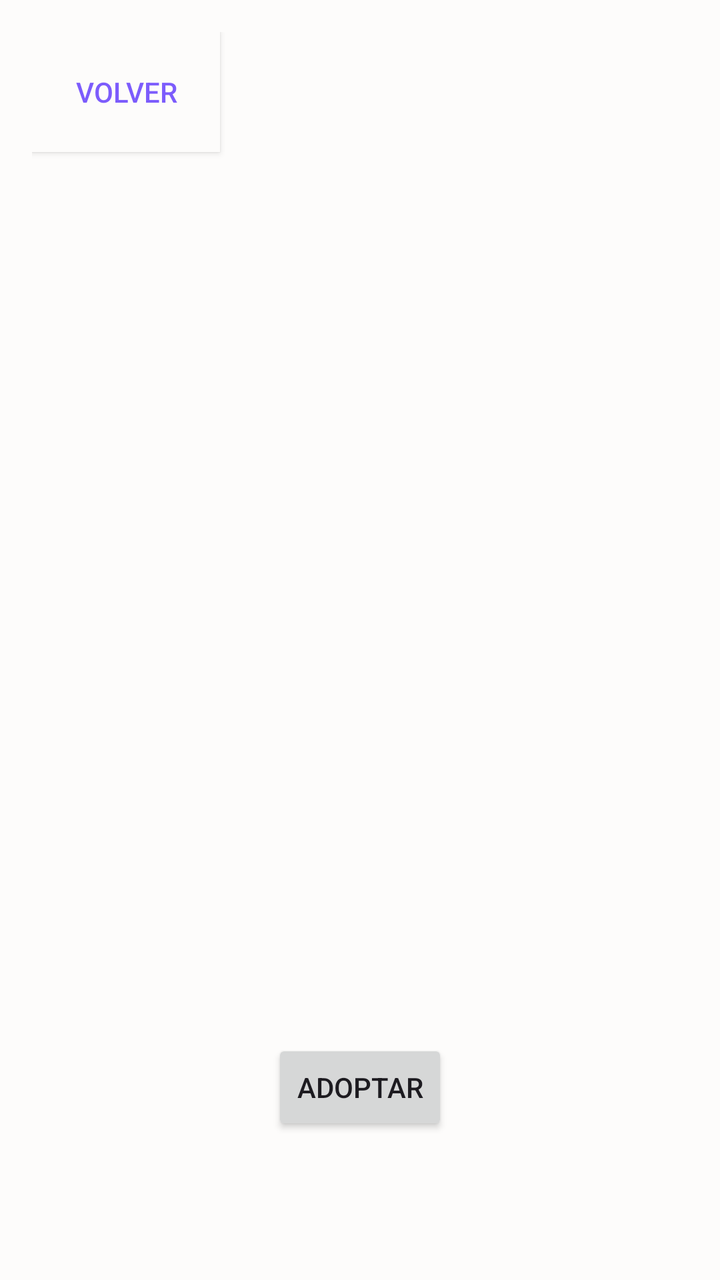
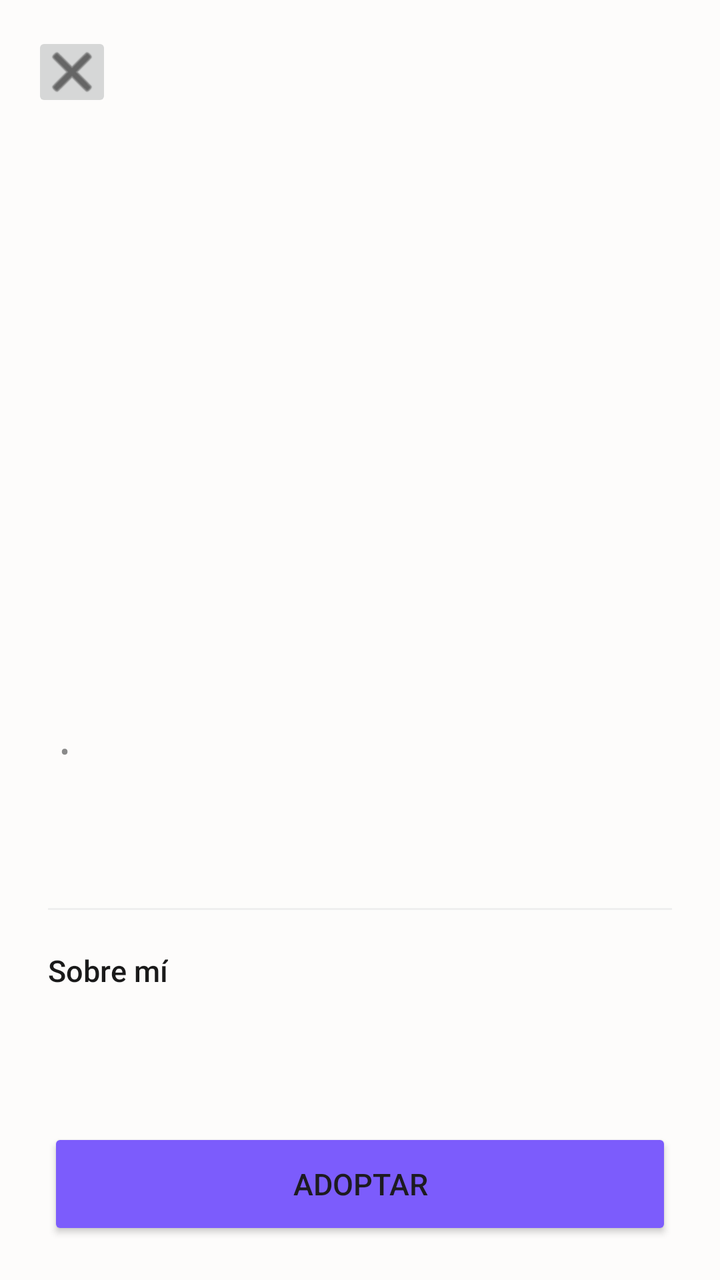

Screens rendered from an Android XML layout before and after an edit, with the pre-edit source and the edit as a unified diff.
<!-- AndroidManifest.xml: application theme Theme.Parcial1amacn4avdifilippopineruavilca -->
<!-- res/layout/activity_pet_detail.xml -->
<?xml version="1.0" encoding="utf-8"?>
<androidx.constraintlayout.widget.ConstraintLayout
    xmlns:android="http://schemas.android.com/apk/res/android"
    xmlns:app="http://schemas.android.com/apk/res-auto"
    xmlns:tools="http://schemas.android.com/tools"
    android:id="@+id/main"
    android:layout_width="match_parent"
    android:layout_height="match_parent"
    android:background="@color/background"
    android:padding="@dimen/padding_medium"
    tools:context=".PetDetailActivity">

    <Button
        android:id="@+id/btn_back"
        android:layout_width="94dp"
        android:layout_height="60dp"
        android:background="@color/background"
        android:backgroundTint="@color/background"
        android:padding="10dp"
        android:text="@string/btn_back"
        android:textColor="@color/accent"
        app:backgroundTint="@color/background"
        app:layout_constraintStart_toStartOf="parent"
        app:layout_constraintTop_toTopOf="parent" />

    <LinearLayout
        android:id="@+id/detail_container"
        android:layout_width="match_parent"
        android:layout_height="wrap_content"
        android:orientation="vertical"
        android:gravity="center_horizontal"
        app:layout_constraintTop_toBottomOf="@id/btn_back"
        app:layout_constraintStart_toStartOf="parent"
        app:layout_constraintEnd_toEndOf="parent">

        <ImageView
            android:id="@+id/pet_image"
            android:layout_width="@dimen/pet_image_detail_size"
            android:layout_height="@dimen/pet_image_detail_size"
            android:contentDescription="@string/pet_image_description"
            android:scaleType="centerCrop" />

        <TextView
            android:id="@+id/pet_name"
            android:layout_width="wrap_content"
            android:layout_height="wrap_content"
            android:layout_marginTop="@dimen/margin_medium"
            android:textSize="@dimen/text_size_title"
            android:textStyle="bold"
            android:textColor="@color/text_primary" />

        <TextView
            android:id="@+id/pet_breed"
            android:layout_width="wrap_content"
            android:layout_height="wrap_content"
            android:layout_marginTop="@dimen/margin_small"
            android:textSize="@dimen/text_size_subtitle"
            android:textColor="@color/text_secondary" />

        <TextView
            android:id="@+id/pet_age"
            android:layout_width="wrap_content"
            android:layout_height="wrap_content"
            android:layout_marginTop="@dimen/margin_small"
            android:textSize="@dimen/text_size_body"
            android:textColor="@color/text_primary" />

        <TextView
            android:id="@+id/pet_description"
            android:layout_width="match_parent"
            android:layout_height="wrap_content"
            android:layout_marginTop="@dimen/margin_medium"
            android:textSize="@dimen/text_size_body"
            android:textColor="@color/text_primary" />

        <TextView
            android:id="@+id/pet_status"
            android:layout_width="wrap_content"
            android:layout_height="wrap_content"
            android:layout_marginTop="@dimen/margin_medium"
            android:textSize="@dimen/text_size_body"
            android:textStyle="bold" />

        <Button
            android:id="@+id/btn_adopt"
            android:layout_width="wrap_content"
            android:layout_height="wrap_content"
            android:layout_marginTop="@dimen/margin_medium"
            android:text="@string/btn_adopt" />

    </LinearLayout>

</androidx.constraintlayout.widget.ConstraintLayout>
<!-- resources referenced by this layout -->
<resources>
  <color name="accent">#7C5CFC</color>
  <color name="background">#FDFCFB</color>
  <color name="text_primary">#1A1A1A</color>
  <color name="text_secondary">#8A8A8A</color>
  <dimen name="margin_medium">16dp</dimen>
  <dimen name="margin_small">8dp</dimen>
  <dimen name="padding_medium">16dp</dimen>
  <dimen name="pet_image_detail_size">250dp</dimen>
  <dimen name="text_size_body">14sp</dimen>
  <dimen name="text_size_subtitle">18sp</dimen>
  <dimen name="text_size_title">24sp</dimen>
  <string name="btn_adopt">Adoptar</string>
  <string name="btn_back">Volver</string>
  <string name="pet_image_description">Imagen de la mascota</string>
  <style name="Theme.Parcial1amacn4avdifilippopineruavilca" parent="Base.Theme.Parcial1amacn4avdifilippopineruavilca" />
  <style name="Base.Theme.Parcial1amacn4avdifilippopineruavilca" parent="Theme.Material3.DayNight.NoActionBar">
          <item name="colorPrimary">@color/accent</item>
          <item name="android:windowBackground">@color/background</item>
          <item name="android:statusBarColor">@color/background</item>
          <item name="android:windowLightStatusBar">true</item>
      </style>
</resources>

<!-- the commit's change to res/layout/activity_pet_detail.xml (unified diff, before → after) -->
@@ -7,87 +7,135 @@
     android:layout_width="match_parent"
     android:layout_height="match_parent"
     android:background="@color/background"
-    android:padding="@dimen/padding_medium"
     tools:context=".PetDetailActivity">
 
-    <Button
+    <ImageView
+        android:id="@+id/pet_image"
+        android:layout_width="0dp"
+        android:layout_height="320dp"
+        android:contentDescription="@string/pet_image_description"
+        android:scaleType="centerCrop"
+        app:layout_constraintTop_toTopOf="parent"
+        app:layout_constraintStart_toStartOf="parent"
+        app:layout_constraintEnd_toEndOf="parent" />
+
+    <ImageButton
         android:id="@+id/btn_back"
-        android:layout_width="94dp"
-        android:layout_height="60dp"
-        android:background="@color/background"
-        android:backgroundTint="@color/background"
-        android:padding="10dp"
-        android:text="@string/btn_back"
-        android:textColor="@color/accent"
-        app:backgroundTint="@color/background"
-        app:layout_constraintStart_toStartOf="parent"
-        app:layout_constraintTop_toTopOf="parent" />
+        android:layout_width="40dp"
+        android:layout_height="40dp"
+        android:layout_marginStart="16dp"
+        android:layout_marginTop="16dp"
+        android:contentDescription="@string/btn_back"
+        android:padding="8dp"
+        android:src="@android:drawable/ic_menu_close_clear_cancel"
+        app:tint="@color/text_primary"
+        app:layout_constraintTop_toTopOf="parent"
+        app:layout_constraintStart_toStartOf="parent" />
 
-    <LinearLayout
-        android:id="@+id/detail_container"
-        android:layout_width="match_parent"
-        android:layout_height="wrap_content"
-        android:orientation="vertical"
-        android:gravity="center_horizontal"
-        app:layout_constraintTop_toBottomOf="@id/btn_back"
+    <androidx.core.widget.NestedScrollView
+        android:id="@+id/content_scroll"
+        android:layout_width="0dp"
+        android:layout_height="0dp"
+        android:layout_marginTop="-24dp"
+        app:layout_constraintTop_toBottomOf="@id/pet_image"
+        app:layout_constraintBottom_toTopOf="@id/btn_adopt"
         app:layout_constraintStart_toStartOf="parent"
         app:layout_constraintEnd_toEndOf="parent">
 
-        <ImageView
-            android:id="@+id/pet_image"
-            android:layout_width="@dimen/pet_image_detail_size"
-            android:layout_height="@dimen/pet_image_detail_size"
-            android:contentDescription="@string/pet_image_description"
-            android:scaleType="centerCrop" />
-
-        <TextView
-            android:id="@+id/pet_name"
-            android:layout_width="wrap_content"
-            android:layout_height="wrap_content"
-            android:layout_marginTop="@dimen/margin_medium"
-            android:textSize="@dimen/text_size_title"
-            android:textStyle="bold"
-            android:textColor="@color/text_primary" />
-
-        <TextView
-            android:id="@+id/pet_breed"
-            android:layout_width="wrap_content"
-            android:layout_height="wrap_content"
-            android:layout_marginTop="@dimen/margin_small"
-            android:textSize="@dimen/text_size_subtitle"
-            android:textColor="@color/text_secondary" />
-
-        <TextView
-            android:id="@+id/pet_age"
-            android:layout_width="wrap_content"
-            android:layout_height="wrap_content"
-            android:layout_marginTop="@dimen/margin_small"
-            android:textSize="@dimen/text_size_body"
-            android:textColor="@color/text_primary" />
-
-        <TextView
-            android:id="@+id/pet_description"
+        <LinearLayout
             android:layout_width="match_parent"
             android:layout_height="wrap_content"
-            android:layout_marginTop="@dimen/margin_medium"
-            android:textSize="@dimen/text_size_body"
-            android:textColor="@color/text_primary" />
+            android:orientation="vertical"
+            android:paddingHorizontal="24dp"
+            android:paddingTop="28dp"
+            android:paddingBottom="24dp">
 
-        <TextView
-            android:id="@+id/pet_status"
-            android:layout_width="wrap_content"
-            android:layout_height="wrap_content"
-            android:layout_marginTop="@dimen/margin_medium"
-            android:textSize="@dimen/text_size_body"
-            android:textStyle="bold" />
+            <TextView
+                android:id="@+id/pet_name"
+                android:layout_width="wrap_content"
+                android:layout_height="wrap_content"
+                android:textSize="26sp"
+                android:fontFamily="sans-serif-medium"
+                android:textColor="@color/text_primary" />
 
-        <Button
-            android:id="@+id/btn_adopt"
-            android:layout_width="wrap_content"
-            android:layout_height="wrap_content"
-            android:layout_marginTop="@dimen/margin_medium"
-            android:text="@string/btn_adopt" />
+            <LinearLayout
+                android:layout_width="wrap_content"
+                android:layout_height="wrap_content"
+                android:orientation="horizontal"
+                android:gravity="center_vertical"
+                android:layout_marginTop="6dp">
 
-    </LinearLayout>
+                <TextView
+                    android:id="@+id/pet_breed"
+                    android:layout_width="wrap_content"
+                    android:layout_height="wrap_content"
+                    android:textSize="15sp"
+                    android:textColor="@color/text_secondary" />
+
+                <TextView
+                    android:layout_width="wrap_content"
+                    android:layout_height="wrap_content"
+                    android:layout_marginHorizontal="6dp"
+                    android:text="•"
+                    android:textColor="@color/text_secondary" />
+
+                <TextView
+                    android:id="@+id/pet_age"
+                    android:layout_width="wrap_content"
+                    android:layout_height="wrap_content"
+                    android:textSize="15sp"
+                    android:textColor="@color/text_secondary" />
+            </LinearLayout>
+
+            <TextView
+                android:id="@+id/pet_status"
+                android:layout_width="wrap_content"
+                android:layout_height="wrap_content"
+                android:layout_marginTop="16dp"
+                android:paddingHorizontal="14dp"
+                android:paddingVertical="6dp"
+                android:textSize="12sp"
+                android:textStyle="bold" />
+
+            <View
+                android:layout_width="match_parent"
+                android:layout_height="1dp"
+                android:layout_marginTop="24dp"
+                android:background="#EFEFEF" />
+
+            <TextView
+                android:layout_width="wrap_content"
+                android:layout_height="wrap_content"
+                android:layout_marginTop="20dp"
+                android:text="Sobre mí"
+                android:textSize="15sp"
+                android:fontFamily="sans-serif-medium"
+                android:textColor="@color/text_primary" />
+
+            <TextView
+                android:id="@+id/pet_description"
+                android:layout_width="match_parent"
+                android:layout_height="wrap_content"
+                android:layout_marginTop="8dp"
+                android:textSize="15sp"
+                android:lineSpacingExtra="5dp"
+                android:textColor="@color/text_secondary" />
+
+        </LinearLayout>
+
+    </androidx.core.widget.NestedScrollView>
+
+    <Button
+        android:id="@+id/btn_adopt"
+        android:layout_width="0dp"
+        android:layout_height="56dp"
+        android:layout_marginHorizontal="24dp"
+        android:layout_marginBottom="20dp"
+        android:text="@string/btn_adopt"
+        android:textSize="15sp"
+        android:backgroundTint="@color/accent"
+        app:layout_constraintStart_toStartOf="parent"
+        app:layout_constraintEnd_toEndOf="parent"
+        app:layout_constraintBottom_toBottomOf="parent" />
 
 </androidx.constraintlayout.widget.ConstraintLayout>
<!-- resource entries referenced after the edit -->
@@ -4,13 +4,6 @@
   <color name="background">#FDFCFB</color>
   <color name="text_primary">#1A1A1A</color>
   <color name="text_secondary">#8A8A8A</color>
-  <dimen name="margin_medium">16dp</dimen>
-  <dimen name="margin_small">8dp</dimen>
-  <dimen name="padding_medium">16dp</dimen>
-  <dimen name="pet_image_detail_size">250dp</dimen>
-  <dimen name="text_size_body">14sp</dimen>
-  <dimen name="text_size_subtitle">18sp</dimen>
-  <dimen name="text_size_title">24sp</dimen>
   <string name="btn_adopt">Adoptar</string>
   <string name="btn_back">Volver</string>
   <string name="pet_image_description">Imagen de la mascota</string>
